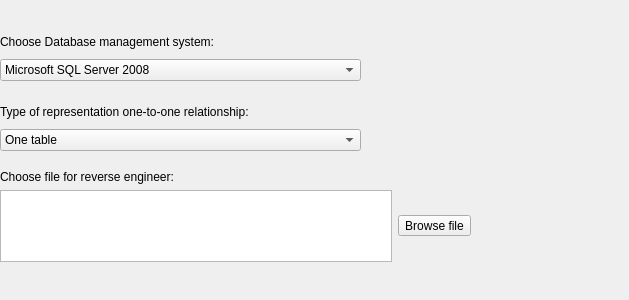
Above: plugins/databases/databasesSupport/databasesPreferencesPage.ui from qreal/qreal before the change. Below: the same form after it.
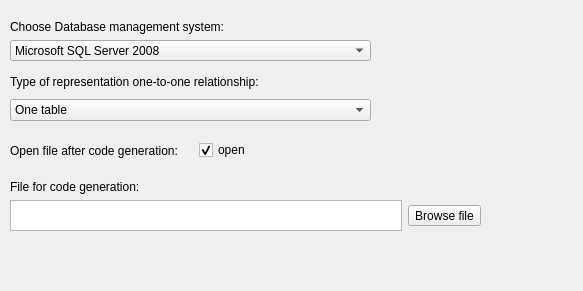
That is the form after the change.

Commit message: Actions on generators toolbar, generate schema widget, opening sql-file after generation

The edit to the form file:
```diff
--- a/plugins/databases/databasesSupport/databasesPreferencesPage.ui
+++ b/plugins/databases/databasesSupport/databasesPreferencesPage.ui
@@ -6,8 +6,8 @@
    <rect>
     <x>0</x>
     <y>0</y>
-    <width>629</width>
-    <height>300</height>
+    <width>583</width>
+    <height>291</height>
    </rect>
   </property>
   <property name="windowTitle">
@@ -16,10 +16,10 @@
   <widget class="QWidget" name="verticalLayoutWidget">
    <property name="geometry">
     <rect>
-     <x>0</x>
-     <y>30</y>
+     <x>10</x>
+     <y>20</y>
      <width>361</width>
-     <height>51</height>
+     <height>41</height>
     </rect>
    </property>
    <layout class="QVBoxLayout" name="verticalLayout">
@@ -62,8 +62,8 @@
   <widget class="QWidget" name="verticalLayoutWidget_2">
    <property name="geometry">
     <rect>
-     <x>0</x>
-     <y>100</y>
+     <x>10</x>
+     <y>70</y>
      <width>361</width>
      <height>51</height>
     </rect>
@@ -93,17 +93,17 @@
   <widget class="QWidget" name="gridLayoutWidget">
    <property name="geometry">
     <rect>
-     <x>0</x>
-     <y>170</y>
+     <x>10</x>
+     <y>180</y>
      <width>471</width>
-     <height>92</height>
+     <height>51</height>
     </rect>
    </property>
    <layout class="QGridLayout" name="gridLayout">
     <item row="1" column="0">
      <widget class="QLabel" name="oneToOneRepresentationLabel_2">
       <property name="text">
-       <string>Choose file for reverse engineer:</string>
+       <string>File for code generation:</string>
       </property>
       <property name="textFormat">
        <enum>Qt::AutoText</enum>
@@ -129,6 +129,46 @@
     </item>
    </layout>
   </widget>
+  <widget class="QWidget" name="horizontalLayoutWidget">
+   <property name="geometry">
+    <rect>
+     <x>10</x>
+     <y>140</y>
+     <width>371</width>
+     <height>21</height>
+    </rect>
+   </property>
+   <layout class="QHBoxLayout" name="horizontalLayout">
+    <item>
+     <widget class="QLabel" name="dialectLabel_2">
+      <property name="text">
+       <string>Open file after code generation:</string>
+      </property>
+      <property name="textFormat">
+       <enum>Qt::AutoText</enum>
+      </property>
+     </widget>
+    </item>
+    <item>
+     <widget class="QCheckBox" name="codeGenerationCheckBox">
+      <property name="enabled">
+       <bool>true</bool>
+      </property>
+      <property name="text">
+       <string>open</string>
+      </property>
+      <property name="checked">
+       <bool>true</bool>
+      </property>
+     </widget>
+    </item>
+   </layout>
+  </widget>
+  <zorder>verticalLayoutWidget</zorder>
+  <zorder>verticalLayoutWidget_2</zorder>
+  <zorder>gridLayoutWidget</zorder>
+  <zorder>horizontalLayoutWidget</zorder>
+  <zorder>dialectLabel_2</zorder>
  </widget>
  <resources/>
  <connections/>
```
Left out of the diff: 4 changed lines with no effect on the pictures. The commit also changes 12 other files.
